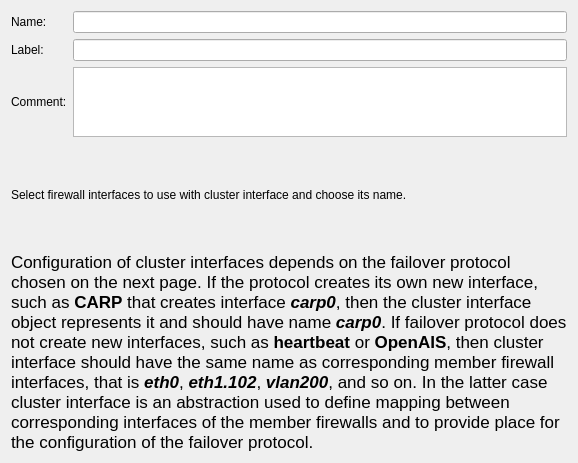
fwbuilder/fwbuilder, file src/gui/ClusterInterfaceWidget.ui: the form before one commit.
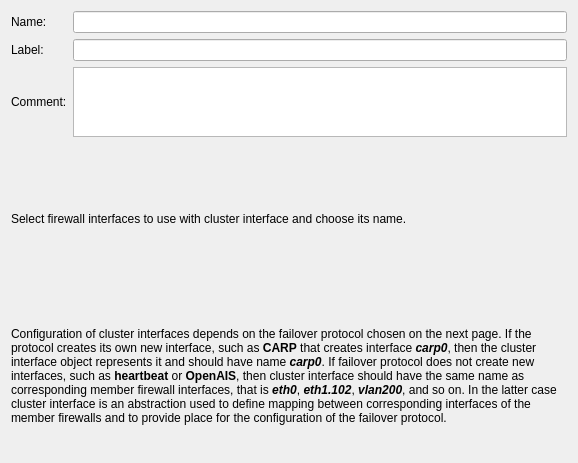
The form after the commit.

Patch:
```diff
--- a/src/gui/ClusterInterfaceWidget.ui
+++ b/src/gui/ClusterInterfaceWidget.ui
@@ -73,14 +73,14 @@
      </property>
     </widget>
    </item>
-   <item row="2" column="0" >
-    <widget class="QLabel" name="label_4" >
-     <property name="text" >
-      <string>&lt;!DOCTYPE HTML PUBLIC "-//W3C//DTD HTML 4.0//EN" "http://www.w3.org/TR/REC-html40/strict.dtd">
-&lt;html>&lt;head>&lt;meta name="qrichtext" content="1" />&lt;style type="text/css">
+   <item row="2" column="0">
+    <widget class="QLabel" name="label_4">
+     <property name="text">
+      <string>&lt;!DOCTYPE HTML PUBLIC &quot;-//W3C//DTD HTML 4.0//EN&quot; &quot;http://www.w3.org/TR/REC-html40/strict.dtd&quot;&gt;
+&lt;html&gt;&lt;head&gt;&lt;meta name=&quot;qrichtext&quot; content=&quot;1&quot; /&gt;&lt;style type=&quot;text/css&quot;&gt;
 p, li { white-space: pre-wrap; }
-&lt;/style>&lt;/head>&lt;body style=" font-family:'Lucida Grande'; font-size:13pt; font-weight:400; font-style:normal;">
-&lt;p style=" margin-top:0px; margin-bottom:0px; margin-left:0px; margin-right:0px; -qt-block-indent:0; text-indent:0px;">Configuration of cluster interfaces depends on the failover protocol chosen on the next page. If the protocol creates its own new interface, such as &lt;span style=" font-weight:600;">CARP&lt;/span> that creates interface &lt;span style=" font-weight:600; font-style:italic;">carp0&lt;/span>, then the cluster interface object represents it and should have name &lt;span style=" font-weight:600; font-style:italic;">carp0&lt;/span>. If failover protocol does not create new interfaces, such as &lt;span style=" font-weight:600;">heartbeat&lt;/span> or &lt;span style=" font-weight:600;">OpenAIS&lt;/span>, then cluster interface should have the same name as corresponding member firewall interfaces, that is &lt;span style=" font-weight:600; font-style:italic;">eth0&lt;/span>, &lt;span style=" font-weight:600; font-style:italic;">eth1.102&lt;/span>, &lt;span style=" font-weight:600; font-style:italic;">vlan200&lt;/span>, and so on. In the latter case cluster interface is an abstraction used to define mapping between corresponding interfaces of the member firewalls and to provide place for the configuration of the failover protocol.&lt;/p>&lt;/body>&lt;/html></string>
+&lt;/style&gt;&lt;/head&gt;&lt;body&gt;
+&lt;p style=&quot; margin-top:0px; margin-bottom:0px; margin-left:0px; margin-right:0px; -qt-block-indent:0; text-indent:0px;&quot;&gt;Configuration of cluster interfaces depends on the failover protocol chosen on the next page. If the protocol creates its own new interface, such as &lt;span style=&quot; font-weight:600;&quot;&gt;CARP&lt;/span&gt; that creates interface &lt;span style=&quot; font-weight:600; font-style:italic;&quot;&gt;carp0&lt;/span&gt;, then the cluster interface object represents it and should have name &lt;span style=&quot; font-weight:600; font-style:italic;&quot;&gt;carp0&lt;/span&gt;. If failover protocol does not create new interfaces, such as &lt;span style=&quot; font-weight:600;&quot;&gt;heartbeat&lt;/span&gt; or &lt;span style=&quot; font-weight:600;&quot;&gt;OpenAIS&lt;/span&gt;, then cluster interface should have the same name as corresponding member firewall interfaces, that is &lt;span style=&quot; font-weight:600; font-style:italic;&quot;&gt;eth0&lt;/span&gt;, &lt;span style=&quot; font-weight:600; font-style:italic;&quot;&gt;eth1.102&lt;/span&gt;, &lt;span style=&quot; font-weight:600; font-style:italic;&quot;&gt;vlan200&lt;/span&gt;, and so on. In the latter case cluster interface is an abstraction used to define mapping between corresponding interfaces of the member firewalls and to provide place for the configuration of the failover protocol.&lt;/p&gt;&lt;/body&gt;&lt;/html&gt;</string>
      </property>
      <property name="wordWrap" >
       <bool>true</bool>
```
Left out of the diff: 65 changed lines with no effect on the pictures.
